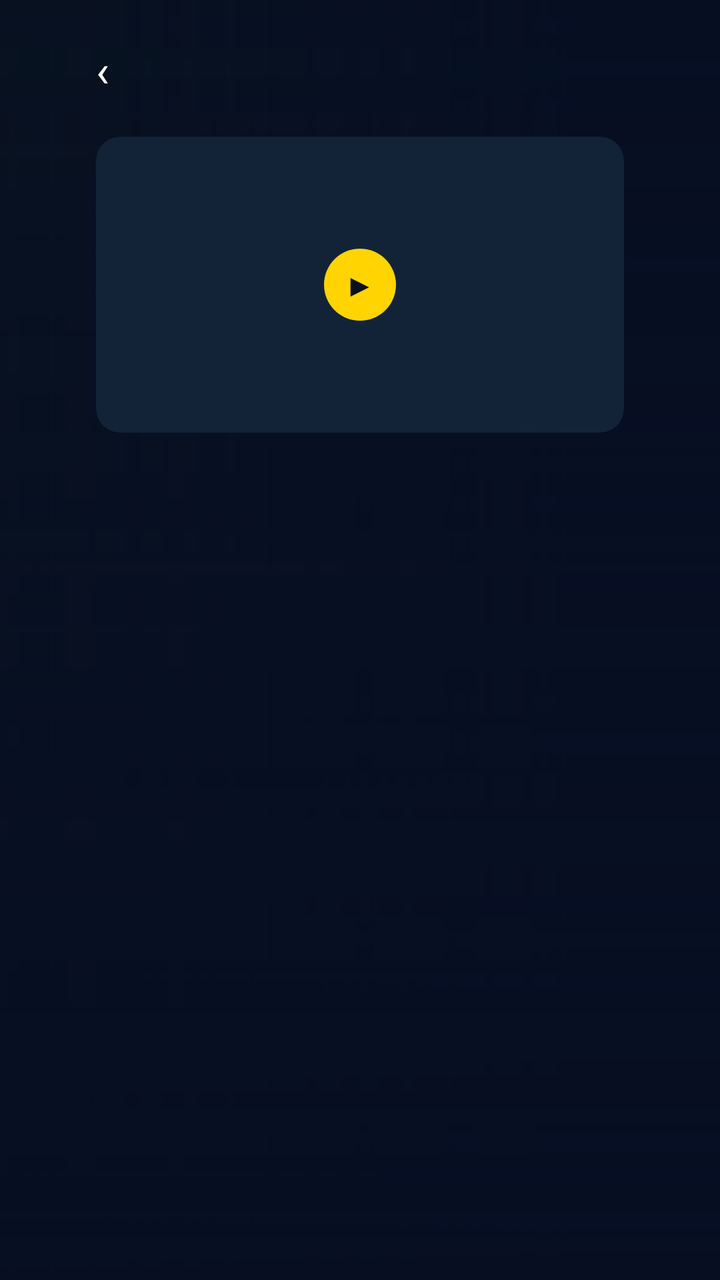
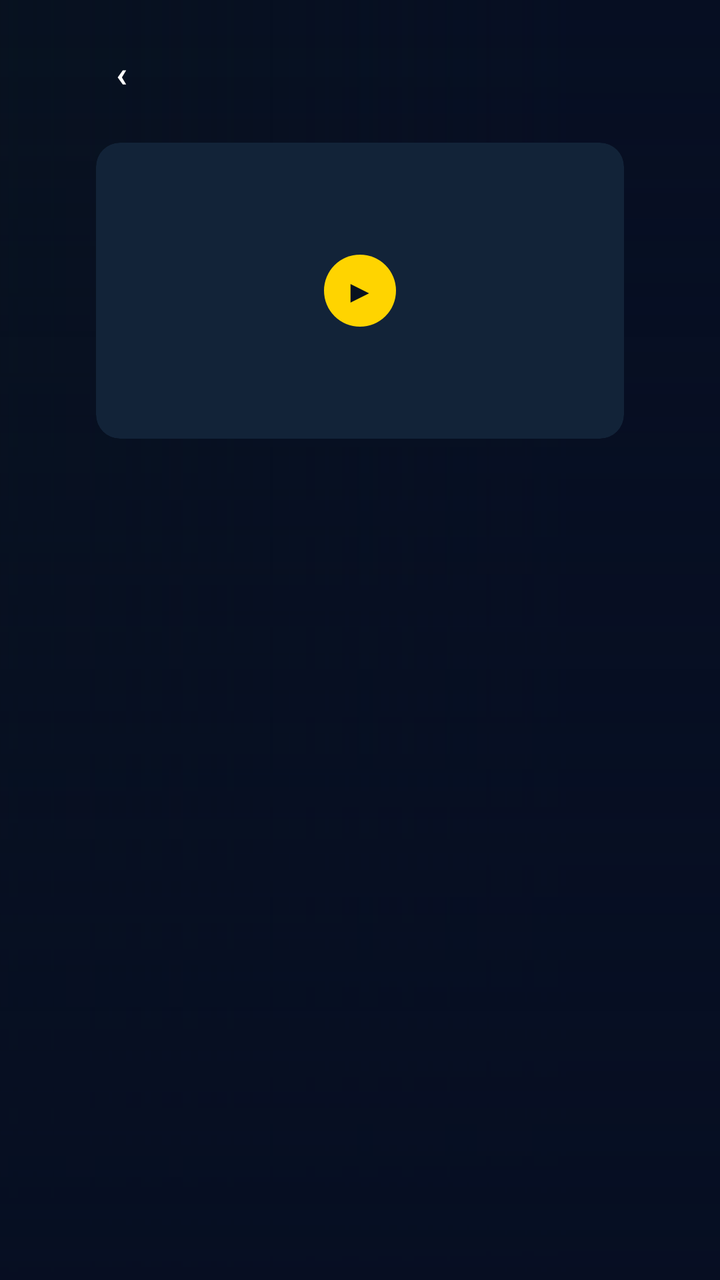

Two renders of the same Android screen: before a commit and after it. Below are the layout's source before the change and the commit's diff.
<!-- AndroidManifest.xml: application theme Theme.MissaTv -->
<!-- res/layout/fragment_details.xml -->
<?xml version="1.0" encoding="utf-8"?>
<FrameLayout xmlns:android="http://schemas.android.com/apk/res/android"
    xmlns:app="http://schemas.android.com/apk/res-auto"
    android:layout_width="match_parent"
    android:layout_height="match_parent"
    android:background="@color/missa_navy_deep">

    
    <ImageView
        android:id="@+id/details_bg"
        android:layout_width="match_parent"
        android:layout_height="match_parent"
        android:scaleType="centerCrop"
        android:importantForAccessibility="no" />

    <View
        android:id="@+id/details_scrim_h"
        android:layout_width="match_parent"
        android:layout_height="match_parent"
        android:background="@drawable/scrim_horizontal" />

    <View
        android:id="@+id/details_scrim_v"
        android:layout_width="match_parent"
        android:layout_height="match_parent"
        android:background="@drawable/scrim_vertical" />

    <ScrollView
        android:layout_width="match_parent"
        android:layout_height="match_parent"
        android:clipToPadding="false"
        android:scrollbars="none">

        <LinearLayout
            android:layout_width="match_parent"
            android:layout_height="wrap_content"
            android:orientation="vertical"
            android:clipChildren="false"
            android:clipToPadding="false"
            android:paddingLeft="48dp"
            android:paddingRight="48dp"
            android:paddingTop="20dp"
            android:paddingBottom="24dp">

            
            <LinearLayout
                android:id="@+id/details_breadcrumb"
                android:layout_width="wrap_content"
                android:layout_height="wrap_content"
                android:orientation="horizontal"
                android:gravity="center_vertical">

                <TextView
                    android:id="@+id/details_back"
                    android:layout_width="wrap_content"
                    android:layout_height="wrap_content"
                    android:paddingRight="10dp"
                    android:text="‹"
                    android:textSize="22sp"
                    android:textColor="@color/missa_text"
                    android:focusable="true"
                    android:clickable="true"
                    android:contentDescription="@string/details_back" />

                
                <ImageView
                    android:id="@+id/details_category_icon"
                    android:layout_width="16dp"
                    android:layout_height="16dp"
                    android:layout_marginRight="6dp"
                    android:scaleType="fitCenter"
                    android:visibility="gone"
                    android:importantForAccessibility="no" />

                <TextView
                    android:id="@+id/details_category"
                    android:layout_width="wrap_content"
                    android:layout_height="wrap_content"
                    android:textSize="14sp"
                    android:textColor="@color/missa_text_secondary" />

                <TextView
                    android:id="@+id/details_crumb_title"
                    android:layout_width="wrap_content"
                    android:layout_height="wrap_content"
                    android:maxLines="1"
                    android:ellipsize="end"
                    android:maxWidth="520dp"
                    android:textSize="14sp"
                    android:textStyle="bold"
                    android:textColor="@color/missa_white" />
            </LinearLayout>

            
            <LinearLayout
                android:layout_width="match_parent"
                android:layout_height="wrap_content"
                android:orientation="horizontal"
                android:clipChildren="false"
                android:clipToPadding="false"
                android:layout_marginTop="19dp">

                <FrameLayout
                    android:layout_width="@dimen/details_art_w"
                    android:layout_height="@dimen/details_art_h"
                    android:layout_marginRight="@dimen/details_art_gap">

                    <ImageView
                        android:id="@+id/details_art"
                        android:layout_width="match_parent"
                        android:layout_height="match_parent"
                        android:scaleType="centerCrop"
                        android:background="@drawable/bg_art_rounded"
                        android:clipToOutline="true"
                        android:contentDescription="@string/details_play" />

                    <TextView
                        android:id="@+id/details_play"
                        android:layout_width="@dimen/details_play_size"
                        android:layout_height="@dimen/details_play_size"
                        android:layout_gravity="center"
                        android:background="@drawable/bg_play_circle"
                        android:gravity="center"
                        android:text="▶"
                        android:textSize="16sp"
                        android:textColor="@color/missa_on_yellow"
                        android:focusable="true"
                        android:clickable="true"
                        android:contentDescription="@string/details_play" />
                </FrameLayout>

                <LinearLayout
                    android:layout_width="0dp"
                    android:layout_height="wrap_content"
                    android:layout_weight="1"
                    android:orientation="vertical"
                    android:clipChildren="false"
                    android:clipToPadding="false">

                    
                    <LinearLayout
                        android:id="@+id/details_badges"
                        android:layout_width="wrap_content"
                        android:layout_height="wrap_content"
                        android:orientation="horizontal"
                        android:gravity="center_vertical" />

                    <TextView
                        android:id="@+id/details_title"
                        android:layout_width="wrap_content"
                        android:layout_height="wrap_content"
                        android:layout_marginTop="8dp"
                        android:maxLines="2"
                        android:ellipsize="end"
                        android:textSize="34sp"
                        android:textStyle="bold"
                        android:fontFamily="sans-serif-black"
                        android:textColor="@color/missa_white" />

                    <TextView
                        android:id="@+id/details_desc"
                        android:layout_width="wrap_content"
                        android:layout_height="wrap_content"
                        android:layout_marginTop="8dp"
                        android:maxWidth="@dimen/details_desc_width"
                        android:maxLines="3"
                        android:ellipsize="end"
                        android:textSize="16sp"
                        android:lineSpacingExtra="3dp"
                        android:textColor="@color/missa_text_secondary" />

                    <TextView
                        android:id="@+id/details_source"
                        android:layout_width="wrap_content"
                        android:layout_height="wrap_content"
                        android:layout_marginTop="8dp"
                        android:maxLines="2"
                        android:textSize="13sp"
                        android:textColor="@color/missa_text_secondary" />

                    
                    <LinearLayout
                        android:id="@+id/details_actions"
                        android:layout_width="wrap_content"
                        android:layout_height="wrap_content"
                        android:layout_marginTop="14dp"
                        android:orientation="horizontal"
                        android:gravity="center_vertical"
                        android:clipChildren="false"
                        android:clipToPadding="false" />
                </LinearLayout>
            </LinearLayout>

            
            <LinearLayout
                android:id="@+id/details_similar_section"
                android:layout_width="match_parent"
                android:layout_height="wrap_content"
                android:layout_marginTop="22dp"
                android:orientation="vertical"
                android:visibility="gone">

                <LinearLayout
                    android:layout_width="wrap_content"
                    android:layout_height="wrap_content"
                    android:orientation="horizontal"
                    android:gravity="center_vertical">

                    <View
                        android:layout_width="4dp"
                        android:layout_height="18dp"
                        android:background="@color/missa_yellow" />

                    <TextView
                        android:id="@+id/details_similar_title"
                        android:layout_width="wrap_content"
                        android:layout_height="wrap_content"
                        android:layout_marginLeft="8dp"
                        android:textSize="18sp"
                        android:textStyle="bold"
                        android:textColor="@color/missa_white" />
                </LinearLayout>

                
                <androidx.leanback.widget.HorizontalGridView
                    android:id="@+id/details_similar_grid"
                    android:layout_width="match_parent"
                    android:layout_height="240dp"
                    android:layout_marginTop="10dp"
                    android:focusable="true" />
            </LinearLayout>
        </LinearLayout>
    </ScrollView>
</FrameLayout>
<!-- resources referenced by this layout -->
<resources>
  <color name="missa_navy_deep">#060E22</color>
  <color name="missa_on_yellow">#07111F</color>
  <color name="missa_text">#FFFFFF</color>
  <color name="missa_text_secondary">#B8C5D6</color>
  <color name="missa_white">#FFFFFF</color>
  <color name="missa_yellow">#FFD400</color>
  <dimen name="details_art_gap">27dp</dimen>
  <dimen name="details_art_h">148dp</dimen>
  <dimen name="details_art_w">264dp</dimen>
  <dimen name="details_desc_width">450dp</dimen>
  <dimen name="details_play_size">36dp</dimen>
  <!-- drawable bg_art_rounded (drawable) -->
  <?xml version="1.0" encoding="utf-8"?>
  <shape xmlns:android="http://schemas.android.com/apk/res/android" android:shape="rectangle">
      <solid android:color="@color/missa_card_bg" />
      <corners android:radius="@dimen/details_art_radius" />
  </shape>
  <!-- drawable bg_play_circle (drawable) -->
  <?xml version="1.0" encoding="utf-8"?>
  <shape xmlns:android="http://schemas.android.com/apk/res/android" android:shape="oval">
      <solid android:color="@color/missa_yellow" />
  </shape>
  <!-- drawable scrim_vertical (drawable) -->
  <?xml version="1.0" encoding="utf-8"?>
  <shape xmlns:android="http://schemas.android.com/apk/res/android" android:shape="rectangle">
      <gradient
          android:angle="270"
          android:startColor="#00060E22"
          android:endColor="#F2060E22" />
  </shape>
  <string name="details_back">Retour</string>
  <string name="details_play">Lire</string>
  <style name="Theme.MissaTv" parent="@style/Theme.Leanback">
          <item name="android:windowBackground">@drawable/bg_missa_night</item>
          <item name="android:colorPrimary">@color/missa_yellow</item>
          <item name="android:colorAccent">@color/missa_yellow</item>
          <item name="defaultBrandColor">@color/missa_blue</item>
          <item name="android:textColorPrimary">@color/text_primary</item>
          <item name="android:textColorSecondary">@color/text_secondary</item>
          
          <item name="android:statusBarColor">@color/missa_navy_deep</item>
          <item name="android:navigationBarColor">@color/missa_navy_deep</item>
      </style>
  <color name="missa_card_bg">#122338</color>
  <dimen name="details_art_radius">12dp</dimen>
  <color name="missa_blue">#2787F5</color>
  <color name="text_primary">#FFFFFF</color>
  <color name="text_secondary">#B8C5D6</color>
  <color name="missa_navy">#07111F</color>
  <!-- unchanged entries left out for length: 2 -->
</resources>

<!-- the commit's change to res/layout/fragment_details.xml (unified diff, before → after) -->
@@ -54,11 +54,18 @@
                     android:id="@+id/details_back"
                     android:layout_width="wrap_content"
                     android:layout_height="wrap_content"
-                    android:paddingRight="10dp"
+                    android:layout_marginRight="10dp"
+                    android:background="@drawable/bg_focusable_text"
+                    android:paddingLeft="10dp"
+                    android:paddingRight="12dp"
+                    android:paddingTop="4dp"
+                    android:paddingBottom="4dp"
                     android:text="‹"
-                    android:textSize="22sp"
+                    android:textSize="18sp"
+                    android:textStyle="bold"
                     android:textColor="@color/missa_text"
                     android:focusable="true"
+                    android:nextFocusDown="@+id/details_play"
                     android:clickable="true"
                     android:contentDescription="@string/details_back" />
 
@@ -76,7 +83,7 @@
                     android:id="@+id/details_category"
                     android:layout_width="wrap_content"
                     android:layout_height="wrap_content"
-                    android:textSize="14sp"
+                    android:textSize="16sp"
                     android:textColor="@color/missa_text_secondary" />
 
                 <TextView
@@ -86,7 +93,7 @@
                     android:maxLines="1"
                     android:ellipsize="end"
                     android:maxWidth="520dp"
-                    android:textSize="14sp"
+                    android:textSize="16sp"
                     android:textStyle="bold"
                     android:textColor="@color/missa_white" />
             </LinearLayout>
@@ -163,10 +170,10 @@
                         android:layout_height="wrap_content"
                         android:layout_marginTop="8dp"
                         android:maxWidth="@dimen/details_desc_width"
-                        android:maxLines="3"
+                        android:maxLines="4"
                         android:ellipsize="end"
-                        android:textSize="16sp"
-                        android:lineSpacingExtra="3dp"
+                        android:textSize="18sp"
+                        android:lineSpacingExtra="4dp"
                         android:textColor="@color/missa_text_secondary" />
 
                     <TextView
@@ -175,8 +182,8 @@
                         android:layout_height="wrap_content"
                         android:layout_marginTop="8dp"
                         android:maxLines="2"
-                        android:textSize="13sp"
-                        android:textColor="@color/missa_text_secondary" />
+                        android:textSize="14sp"
+                        android:textColor="@color/missa_text_muted_on_dark" />
 
                     
                     <LinearLayout
@@ -216,7 +223,7 @@
                         android:layout_width="wrap_content"
                         android:layout_height="wrap_content"
                         android:layout_marginLeft="8dp"
-                        android:textSize="18sp"
+                        android:textSize="20sp"
                         android:textStyle="bold"
                         android:textColor="@color/missa_white" />
                 </LinearLayout>
<!-- resource entries referenced after the edit -->
@@ -3,6 +3,7 @@
   <color name="missa_navy_deep">#060E22</color>
   <color name="missa_on_yellow">#07111F</color>
   <color name="missa_text">#FFFFFF</color>
+  <color name="missa_text_muted_on_dark">#94A3B8</color>
   <color name="missa_text_secondary">#B8C5D6</color>
   <color name="missa_white">#FFFFFF</color>
   <color name="missa_yellow">#FFD400</color>
@@ -17,11 +18,38 @@
       <solid android:color="@color/missa_card_bg" />
       <corners android:radius="@dimen/details_art_radius" />
   </shape>
+  <!-- drawable bg_focusable_text (drawable) -->
+  <?xml version="1.0" encoding="utf-8"?>
+  <selector xmlns:android="http://schemas.android.com/apk/res/android">
+      <item android:state_focused="true">
+          <shape android:shape="rectangle">
+              <solid android:color="@color/btn_secondary_bg_focused" />
+              <corners android:radius="8dp" />
+              <stroke android:width="2dp" android:color="@color/missa_yellow" />
+          </shape>
+      </item>
+      <item>
+          <shape android:shape="rectangle">
+              <solid android:color="@android:color/transparent" />
+              <corners android:radius="8dp" />
+          </shape>
+      </item>
+  </selector>
   <!-- drawable bg_play_circle (drawable) -->
   <?xml version="1.0" encoding="utf-8"?>
-  <shape xmlns:android="http://schemas.android.com/apk/res/android" android:shape="oval">
-      <solid android:color="@color/missa_yellow" />
-  </shape>
+  <selector xmlns:android="http://schemas.android.com/apk/res/android">
+      <item android:state_focused="true">
+          <shape android:shape="oval">
+              <solid android:color="@color/missa_yellow_focus" />
+              <stroke android:width="3dp" android:color="@color/missa_white" />
+          </shape>
+      </item>
+      <item>
+          <shape android:shape="oval">
+              <solid android:color="@color/missa_yellow" />
+          </shape>
+      </item>
+  </selector>
   <!-- drawable scrim_vertical (drawable) -->
   <?xml version="1.0" encoding="utf-8"?>
   <shape xmlns:android="http://schemas.android.com/apk/res/android" android:shape="rectangle">
@@ -42,12 +70,21 @@
           
           <item name="android:statusBarColor">@color/missa_navy_deep</item>
           <item name="android:navigationBarColor">@color/missa_navy_deep</item>
+          
+          <item name="rowHeaderStyle">@style/MissaRowHeader</item>
       </style>
   <color name="missa_card_bg">#122338</color>
   <dimen name="details_art_radius">12dp</dimen>
+  <color name="btn_secondary_bg_focused">#33FFFFFF</color>
+  <color name="missa_yellow_focus">#FFE45C</color>
   <color name="missa_blue">#2787F5</color>
   <color name="text_primary">#FFFFFF</color>
   <color name="text_secondary">#B8C5D6</color>
+  <style name="MissaRowHeader" parent="@style/Widget.Leanback.Row.HeaderStyle">
+          <item name="android:textSize">20sp</item>
+          <item name="android:textStyle">bold</item>
+          <item name="android:textColor">@color/text_primary</item>
+      </style>
   <color name="missa_navy">#07111F</color>
   <!-- unchanged entries left out for length: 2 -->
 </resources>
